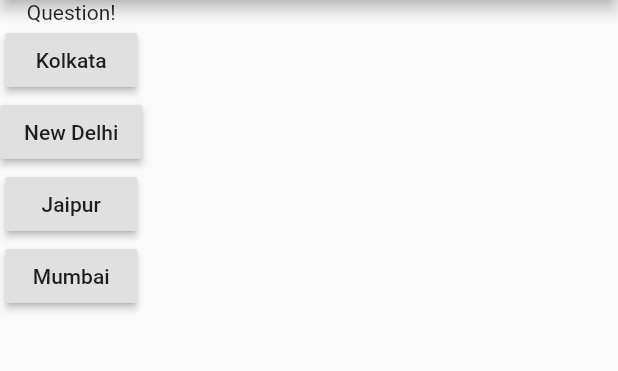
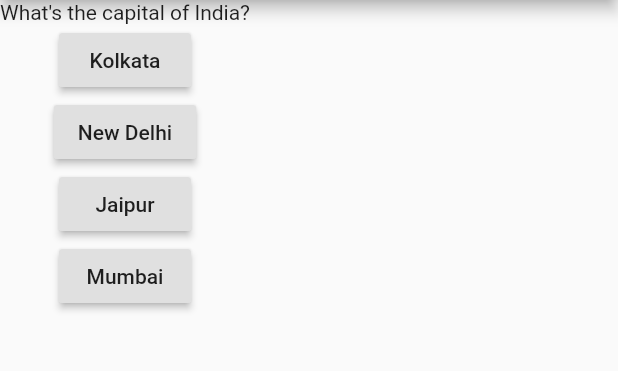
Before and after one commit to pulkitkhandelwal29/Quiz-App, a Flutter app: the screen it shows after launch, after a tap on "New Delhi", on a phone screen of 412 x 824 dp, the part 84-455 px from its top. Run offline on Flutter 3.47's test engine with Material 2 defaults, Android fonts, the phone set to English and light mode, and no system bars.

Commit message:
Accessing questions via Index

```diff
--- a/lib/main.dart
+++ b/lib/main.dart
@@ -7,8 +7,11 @@ void main() {
 
 //inheriting the class
 class MyApp extends StatelessWidget {
+  var questionIndex = 0;
+
   void RightAnswerQuestion() {
-    print('Correct answer!');
+    //if correct answer, move to next question
+    questionIndex = questionIndex + 1;
   }
 
   void WrongAnswerQuestion() {
@@ -28,7 +31,10 @@ class MyApp extends StatelessWidget {
           body: Column(
             //Column like format
             children: [
-              Text('Question!'),
+              Text(
+                //Will print 1st question
+                questions[questionIndex],
+              ),
               RaisedButton(
                 child: Text('Kolkata'),
                 //Pointer to function, not calling the function
```
